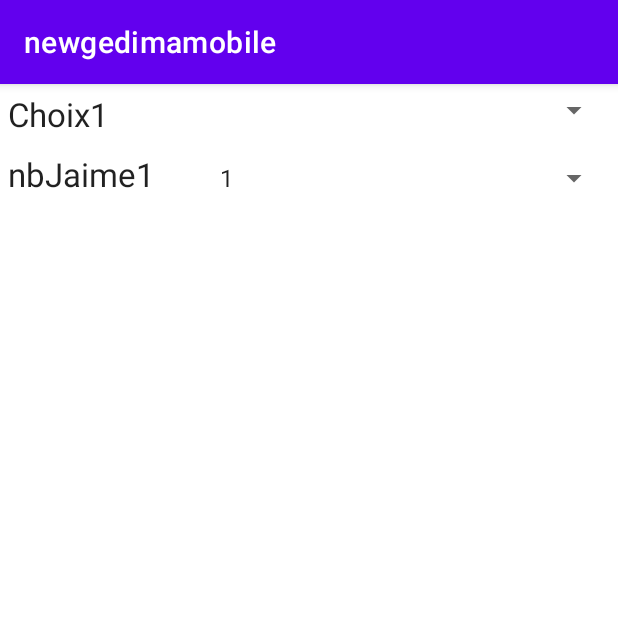
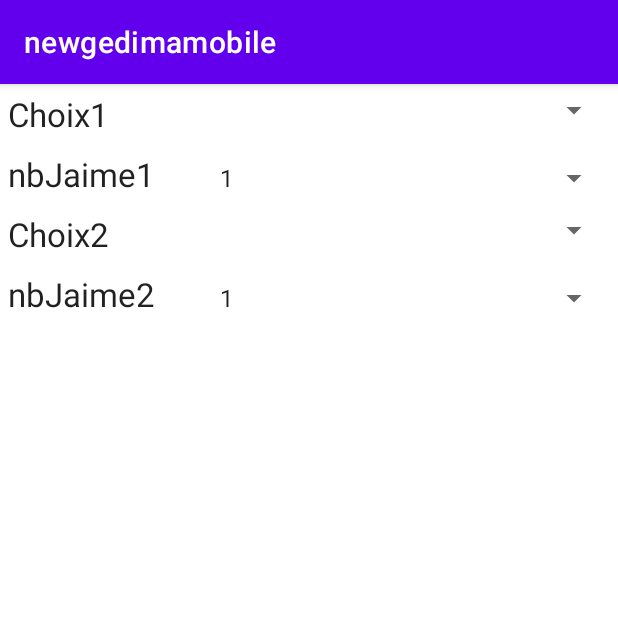
Before and after one commit to thomasvandenberg-26/newgedima, an Android app: the Vote screen opened directly, with no data from a screen before it, on a phone screen of 412 x 824 dp, the top half of it. Run offline under Robolectric (Android 15) with nearby library versions, the phone set to English and light mode, and no system bars.

Commit message:
update vote 2

```diff
--- a/Application/mobigedima/app/src/main/java/com/example/newgedimamobile/Vote.java
+++ b/Application/mobigedima/app/src/main/java/com/example/newgedimamobile/Vote.java
@@ -18,6 +18,8 @@ public class Vote extends AppCompatActivity {
 
     Spinner spinnerRealisation = null;
     Spinner spinnerNbJaime =  null;
+    Spinner spinnerRealisation2 = null;
+    Spinner spinnerNbJaime2 =  null;
     GedimaginationDAO bdd;
 
 
@@ -57,5 +59,7 @@ public class Vote extends AppCompatActivity {
         }
         spinnerRealisation.setAdapter(new ArrayAdapter<String>(this, android.R.layout.simple_spinner_item,lesRealisations));
         spinnerNbJaime.setAdapter(new ArrayAdapter<String>(this, android.R.layout.simple_spinner_item, lesNbJaimes));
+        spinnerRealisation2.setAdapter(new ArrayAdapter<String>(this, android.R.layout.simple_spinner_item,lesRealisations));
+        spinnerNbJaime2.setAdapter(new ArrayAdapter<String>(this, android.R.layout.simple_spinner_item, lesNbJaimes));
     }
 }
--- a/Application/mobigedima/app/src/main/res/layout/activity_vote.xml
+++ b/Application/mobigedima/app/src/main/res/layout/activity_vote.xml
@@ -49,5 +49,48 @@
             android:textAppearance="@style/TextAppearance.AppCompat.Large" />
 
     </LinearLayout>
+    <LinearLayout
+        android:layout_width="match_parent"
+        android:layout_height="wrap_content"
+        android:layout_margin="5dp"
+        android:orientation="horizontal">
 
+        <TextView
+            android:layout_width="0dp"
+            android:layout_height="wrap_content"
+            android:layout_weight="1"
+            android:text="@string/libChoix2"
+            android:textAppearance="@style/TextAppearance.AppCompat.Large" />
+
+        <Spinner
+            android:id="@+id/Choix2"
+            android:layout_width="0dp"
+            android:layout_height="wrap_content"
+            android:layout_weight="2"
+            android:choiceMode="singleChoice"
+            android:textAppearance="@style/TextAppearance.AppCompat.Large" />
+
+    </LinearLayout>
+    <LinearLayout
+        android:layout_width="match_parent"
+        android:layout_height="wrap_content"
+        android:layout_margin="5dp"
+        android:orientation="horizontal">
+
+        <TextView
+            android:layout_width="0dp"
+            android:layout_height="wrap_content"
+            android:layout_weight="1"
+            android:text="@string/libNbJaime2"
+            android:textAppearance="@style/TextAppearance.AppCompat.Large" />
+
+        <Spinner
+            android:id="@+id/nbJaime2"
+            android:layout_width="0dp"
+            android:layout_height="wrap_content"
+            android:layout_weight="2"
+            android:choiceMode="singleChoice"
+            android:textAppearance="@style/TextAppearance.AppCompat.Large" />
+
+    </LinearLayout>
 </LinearLayout>
--- a/Application/mobigedima/app/src/main/res/values/strings.xml
+++ b/Application/mobigedima/app/src/main/res/values/strings.xml
@@ -11,4 +11,6 @@
     <string name="libRealisation"> Realisations </string>
     <string name="libChoix1"> Choix1</string>
     <string name="libNbJaime1">nbJaime1</string>
+    <string name="libChoix2"> Choix2</string>
+    <string name="libNbJaime2">nbJaime2</string>
 </resources>
```
